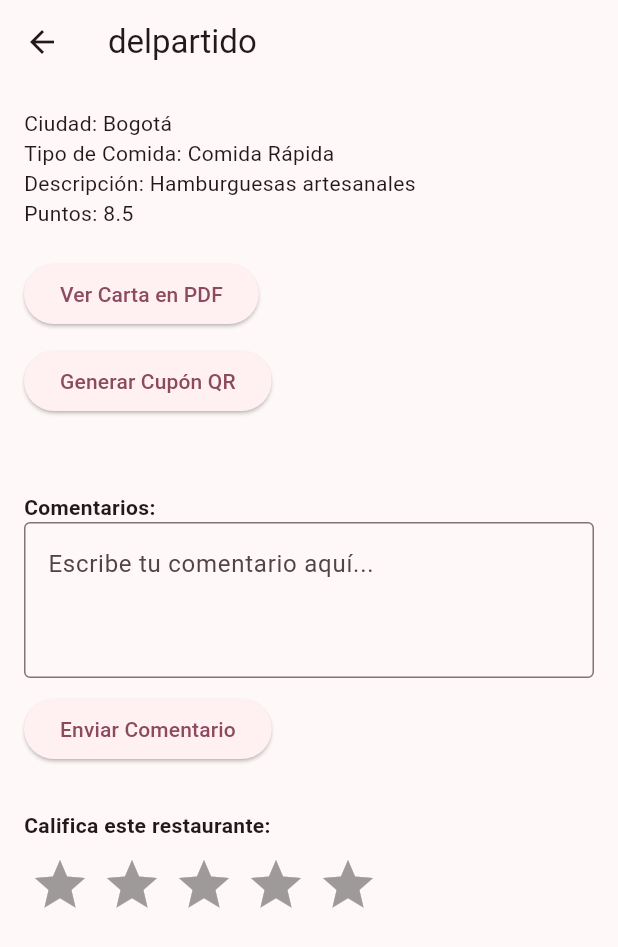
After one commit to mateopelaez04/localeats, a Flutter app: the RestaurantPage screen opened directly, after a tap on "delpartido", on a phone screen of 412 x 824 dp. The commit adds this screen. Shown: the top 947 px of the screen. Run offline on Flutter 3.47's test engine with Material 3 defaults, Android fonts, the phone set to English and light mode, and no system bars; drawn by our look-alikes of flutter_rating_bar; our stand-ins replace open_file, qr_flutter.

Commit message:
Add rating bar, comentarios y detalles de restaurantes

```diff
--- /dev/null
+++ b/lib/restaurant_detail_page.dart
@@ -0,0 +1,162 @@
+import 'dart:io';
+import 'package:flutter/material.dart';
+import 'package:flutter/services.dart';
+import 'package:qr_flutter/qr_flutter.dart';
+import 'package:open_file/open_file.dart';
+import 'package:path_provider/path_provider.dart';
+import 'package:flutter_rating_bar/flutter_rating_bar.dart';
+
+class RestaurantDetailPage extends StatefulWidget {
+  final String nombre;
+  final String ciudad;
+  final String tipoComida;
+  final String descripcion;
+  final double puntos;
+
+  const RestaurantDetailPage({
+    super.key,
+    required this.nombre,
+    required this.ciudad,
+    required this.tipoComida,
+    required this.descripcion,
+    required this.puntos,
+  });
+
+  @override
+  State<RestaurantDetailPage> createState() => _RestaurantDetailPageState();
+}
+
+class _RestaurantDetailPageState extends State<RestaurantDetailPage> {
+  bool mostrarQR = false;
+  final _comentarioController = TextEditingController();
+  double _rating = 0;
+
+  String get qrData => '''
+Restaurante: ${widget.nombre}
+Ciudad: ${widget.ciudad}
+Puntos: ${widget.puntos}
+''';
+
+  Future<void> _abrirCartaPDF() async {
+    final String assetPath = _obtenerRutaPDF(widget.nombre.toLowerCase());
+
+    try {
+      final ByteData data = await rootBundle.load(assetPath);
+      final tempDir = await getTemporaryDirectory();
+      final file = File('${tempDir.path}/${widget.nombre}.pdf');
+      await file.writeAsBytes(data.buffer.asUint8List(), flush: true);
+      OpenFile.open(file.path);
+    } catch (e) {
+      ScaffoldMessenger.of(context).showSnackBar(
+        SnackBar(content: Text('Error al abrir el PDF: $e')),
+      );
+    }
+  }
+
+  String _obtenerRutaPDF(String nombre) {
+    switch (nombre) {
+      case 'delpartido':
+        return 'assets/delpartido.pdf';
+      case 'sabores paisas':
+        return 'assets/sabores_paisas.pdf';
+      case 'san isidro':
+        return 'assets/san_isidro.pdf';
+      case 'restaurante cucuta':
+        return 'assets/Cucuta.pdf';
+      default:
+        return 'assets/delpartido.pdf';
+    }
+  }
+
+  @override
+  Widget build(BuildContext context) {
+    return Scaffold(
+      appBar: AppBar(title: Text(widget.nombre)),
+      body: SingleChildScrollView(
+        padding: const EdgeInsets.all(16.0),
+        child: Column(
+          crossAxisAlignment: CrossAxisAlignment.start,
+          children: [
+            Text('Ciudad: ${widget.ciudad}'),
+            Text('Tipo de Comida: ${widget.tipoComida}'),
+            Text('Descripción: ${widget.descripcion}'),
+            Text('Puntos: ${widget.puntos}'),
+            const SizedBox(height: 20),
+
+            ElevatedButton(
+              onPressed: _abrirCartaPDF,
+              child: const Text('Ver Carta en PDF'),
+            ),
+            const SizedBox(height: 10),
+
+            ElevatedButton(
+              onPressed: () {
+                setState(() {
+                  mostrarQR = true;
+                });
+              },
+              child: const Text('Generar Cupón QR'),
+            ),
+
+            const SizedBox(height: 20),
+
+            if (mostrarQR)
+              Center(
+                child: QrImageView(
+                  data: qrData,
+                  version: QrVersions.auto,
+                  size: 200.0,
+                ),
+              ),
+
+            const SizedBox(height: 30),
+            const Text('Comentarios:', style: TextStyle(fontWeight: FontWeight.bold)),
+
+            TextField(
+              controller: _comentarioController,
+              maxLines: 3,
+              decoration: const InputDecoration(
+                hintText: 'Escribe tu comentario aquí...',
+                border: OutlineInputBorder(),
+              ),
+            ),
+            const SizedBox(height: 10),
+            ElevatedButton(
+              onPressed: () {
+                final comentario = _comentarioController.text;
+                if (comentario.isNotEmpty) {
+                  ScaffoldMessenger.of(context).showSnackBar(
+                    SnackBar(content: Text('Comentario enviado: $comentario')),
+                  );
+                  _comentarioController.clear();
+                }
+              },
+              child: const Text('Enviar Comentario'),
+            ),
+
+            const SizedBox(height: 30),
+            const Text('Califica este restaurante:', style: TextStyle(fontWeight: FontWeight.bold)),
+            const SizedBox(height: 10),
+            RatingBar.builder(
+              initialRating: _rating,
+              minRating: 1,
+              direction: Axis.horizontal,
+              allowHalfRating: true,
+              itemCount: 5,
+              itemPadding: const EdgeInsets.symmetric(horizontal: 4.0),
+              itemBuilder: (context, _) => const Icon(Icons.star, color: Colors.amber),
+              onRatingUpdate: (rating) {
+                setState(() {
+                  _rating = rating;
+                });
+                ScaffoldMessenger.of(context).showSnackBar(
+                  SnackBar(content: Text('Gracias por calificar con $rating estrellas.')),
+                );
+              },
+            ),
+          ],
+        ),
+      ),
+    );
+  }
+}
--- /dev/null
+++ b/lib/restaurant_page.dart
@@ -0,0 +1,201 @@
+import 'package:flutter/material.dart';
+import 'restaurant_detail_page.dart';
+
+class RestaurantPage extends StatefulWidget {
+  const RestaurantPage({super.key});
+
+  @override
+  State<RestaurantPage> createState() => _RestaurantPageState();
+}
+
+class _RestaurantPageState extends State<RestaurantPage> {
+  final List<Map<String, dynamic>> _restaurantes = [
+    {
+      'nombre': 'delpartido',
+      'ciudad': 'Bogotá',
+      'tipo': 'Comida Rápida',
+      'descripcion': 'Hamburguesas artesanales',
+      'puntos': 8.5,
+      'imagen': 'assets/delpartido.jpg'
+    },
+    {
+      'nombre': 'Sabores Paisas',
+      'ciudad': 'Medellín',
+      'tipo': 'Gourmet',
+      'descripcion': 'Alta cocina colombiana',
+      'puntos': 9.5,
+      'imagen': 'assets/sabores_paisas.jpg'
+    },
+    {
+      'nombre': 'San Isidro',
+      'ciudad': 'Tunja',
+      'tipo': 'Boyacense',
+      'descripcion': 'La mejor comida de Boyacá',
+      'puntos': 7.0,
+      'imagen': 'assets/san_isidro.jpg'
+    },
+    {
+      'nombre': 'Restaurante Cucuta',
+      'ciudad': 'Cúcuta',
+      'tipo': 'Típica',
+      'descripcion': 'Mejores platos de los Santanderes',
+      'puntos': 9.9,
+      'imagen': 'assets/cucuta.jpg'
+    },
+  ];
+
+  String _busqueda = '';
+  String? _ciudadSeleccionada;
+  String? _tipoSeleccionado;
+  double _puntosMaximos = 10.0;
+
+  @override
+  Widget build(BuildContext context) {
+    final ciudades = _restaurantes.map((r) => r['ciudad'] as String).toSet().toList();
+    final tipos = _restaurantes.map((r) => r['tipo'] as String).toSet().toList();
+
+    final List<Map<String, dynamic>> restaurantesFiltrados = _restaurantes.where((r) {
+      final coincideNombre = r['nombre'].toLowerCase().contains(_busqueda.toLowerCase());
+      final coincideCiudad = _ciudadSeleccionada == null || r['ciudad'] == _ciudadSeleccionada;
+      final coincideTipo = _tipoSeleccionado == null || r['tipo'] == _tipoSeleccionado;
+      final coincidePuntos = r['puntos'] <= _puntosMaximos;
+      return coincideNombre && coincideCiudad && coincideTipo && coincidePuntos;
+    }).toList();
+
+    return Scaffold(
+      appBar: AppBar(title: const Text('Lista de Restaurantes')),
+      body: Column(
+        children: [
+          Padding(
+            padding: const EdgeInsets.all(8.0),
+            child: TextField(
+              decoration: const InputDecoration(
+                labelText: 'Buscar por nombre',
+                border: OutlineInputBorder(),
+                prefixIcon: Icon(Icons.search),
+              ),
+              onChanged: (value) {
+                setState(() {
+                  _busqueda = value;
+                });
+              },
+            ),
+          ),
+          Row(
+            children: [
+              Expanded(
+                child: DropdownButtonFormField<String>(
+                  decoration: const InputDecoration(labelText: 'Ciudad'),
+                  value: _ciudadSeleccionada,
+                  items: ciudades.map((c) => DropdownMenuItem(value: c, child: Text(c))).toList(),
+                  onChanged: (value) {
+                    setState(() {
+                      _ciudadSeleccionada = value;
+                    });
+                  },
+                ),
+              ),
+              Expanded(
+                child: DropdownButtonFormField<String>(
+                  decoration: const InputDecoration(labelText: 'Tipo de comida'),
+                  value: _tipoSeleccionado,
+                  items: tipos.map((t) => DropdownMenuItem(value: t, child: Text(t))).toList(),
+                  onChanged: (value) {
+                    setState(() {
+                      _tipoSeleccionado = value;
+                    });
+                  },
+                ),
+              ),
+            ],
+          ),
+          Padding(
+            padding: const EdgeInsets.symmetric(horizontal: 16.0, vertical: 8.0),
+            child: Row(
+              children: [
+                const Text('Puntos:'),
+                Expanded(
+                  child: Slider(
+                    value: _puntosMaximos,
+                    min: 0,
+                    max: 10,
+                    divisions: 10,
+                    label: _puntosMaximos.toStringAsFixed(1),
+                    onChanged: (value) {
+                      setState(() {
+                        _puntosMaximos = value;
+                      });
+                    },
+                  ),
+                ),
+              ],
+            ),
+          ),
+          Expanded(
+            child: ListView.builder(
+              itemCount: restaurantesFiltrados.length,
+              itemBuilder: (context, index) {
+                final r = restaurantesFiltrados[index];
+                return InkWell(
+                  onTap: () {
+                    Navigator.push(
+                      context,
+                      MaterialPageRoute(
+                        builder: (context) => RestaurantDetailPage(
+                          nombre: r['nombre']!,
+                          ciudad: r['ciudad']!,
+                          tipoComida: r['tipo']!,
+                          descripcion: r['descripcion']!,
+                          puntos: r['puntos']!,
+                        ),
+                      ),
+                    );
+                  },
+                  child: Card(
+                    margin: const EdgeInsets.all(12),
+                    child: Column(
+                      crossAxisAlignment: CrossAxisAlignment.start,
+                      children: [
+                        ClipRRect(
+                          borderRadius: const BorderRadius.vertical(top: Radius.circular(10)),
+                          child: Image.asset(
+                            r['imagen'],
+                            height: 160,
+                            width: double.infinity,
+                            fit: BoxFit.cover,
+                          ),
+                        ),
+                        Padding(
+                          padding: const EdgeInsets.all(16),
+                          child: Column(
+                            crossAxisAlignment: CrossAxisAlignment.start,
+                            children: [
+                              Text(
+                                r['nombre'],
+                                style: const TextStyle(fontWeight: FontWeight.bold, fontSize: 18),
+                              ),
+                              const SizedBox(height: 8),
+                              Row(
+                                mainAxisAlignment: MainAxisAlignment.spaceBetween,
+                                children: [
+                                  Text('Ciudad: ${r['ciudad']}'),
+                                  Text('Puntos: ${r['puntos']}'),
+                                ],
+                              ),
+                              Text('Tipo de Comida: ${r['tipo']}'),
+                              Text('Descripción: ${r['descripcion']}'),
+                            ],
+                          ),
+                        ),
+                      ],
+                    ),
+                  ),
+                );
+              },
+            ),
+          ),
+        ],
+      ),
+    );
+  }
+}
```
Also changed, not shown: lib/PaginaPrincipal.dart (+25 -2 lines), lib/main.dart (+15 -12 lines), pubspec.yaml (+15 -70 lines), assets/cucuta.jpg (added), assets/delpartido.jpg (added), assets/sabores_paisas.jpg (added), assets/san_isidro.jpg (added), pubspec.lock, 17 other files.
